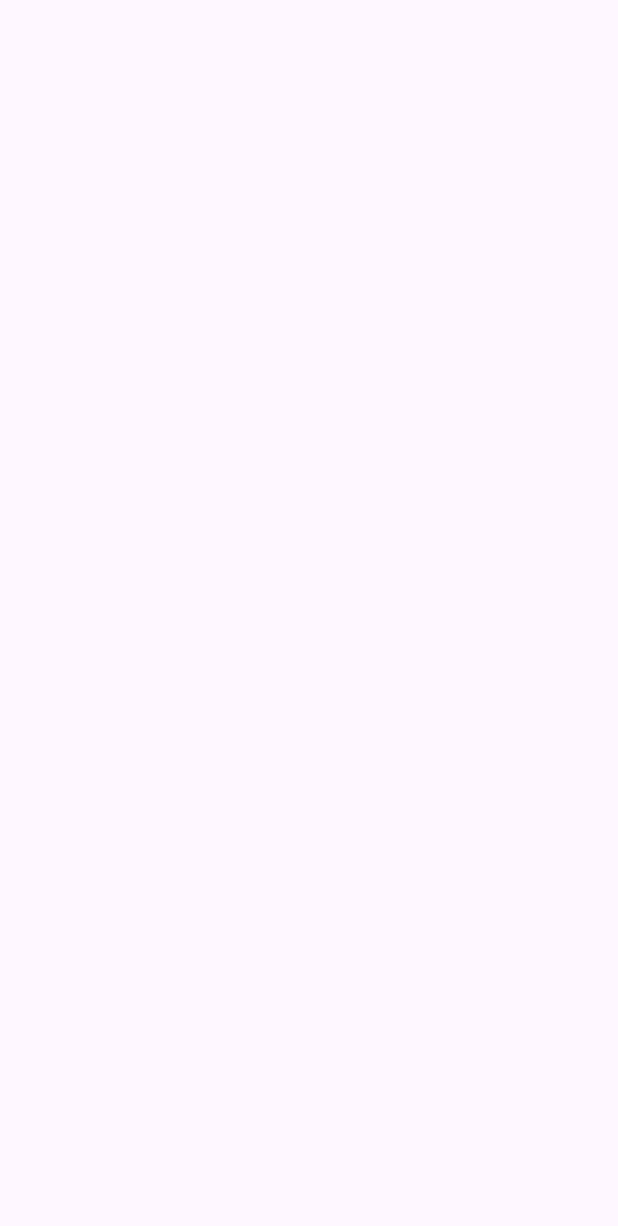
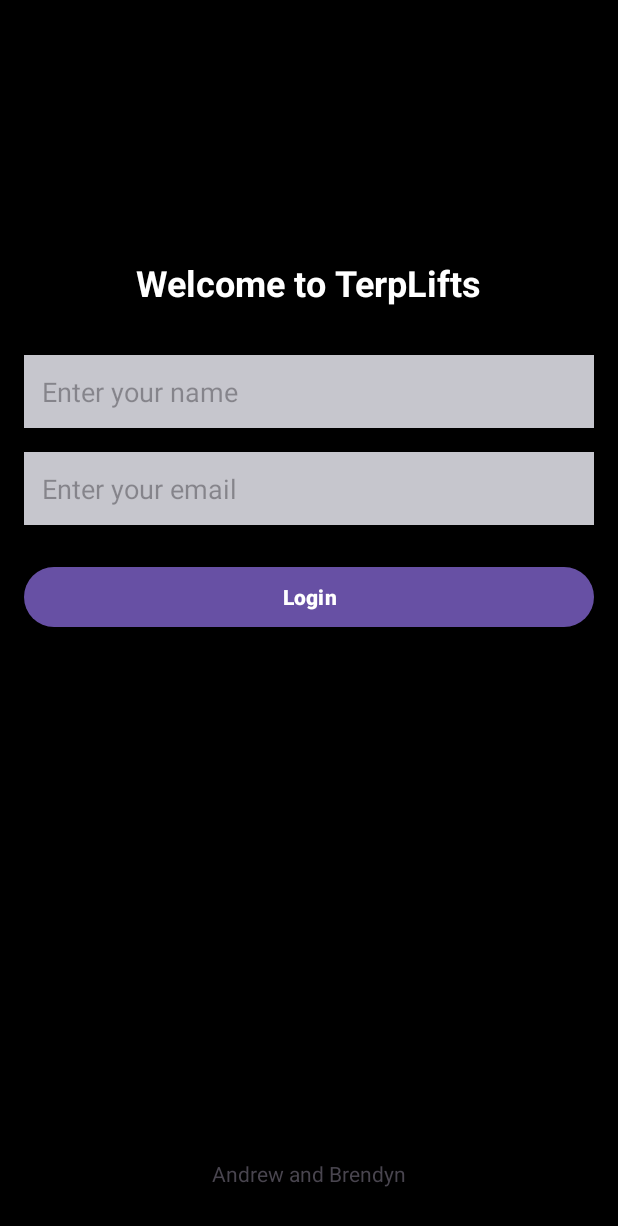
Before and after one commit to andrewle215/fitnessApp, an Android app: the screen it shows after launch (MainActivity), on a phone screen of 412 x 824 dp. Before the commit the part shown is empty. Shown: the top 1226 px of the screen. Run offline under Robolectric (Android 15) with nearby library versions, the phone set to English and light mode, and no system bars; our stand-ins replace Firebase (no records; nobody signed in at launch, a user with empty details on screens opened directly).

Commit message:
added firebase

```diff
--- a/app/src/main/java/com/example/finalproject/MainActivity.kt
+++ b/app/src/main/java/com/example/finalproject/MainActivity.kt
@@ -5,17 +5,33 @@ import androidx.activity.enableEdgeToEdge
 import androidx.appcompat.app.AppCompatActivity
 import androidx.core.view.ViewCompat
 import androidx.core.view.WindowInsetsCompat
+import com.google.firebase.database.FirebaseDatabase
+import com.google.firebase.database.DatabaseReference
+
 
 class MainActivity : AppCompatActivity() {
     override fun onCreate(savedInstanceState: Bundle?) {
         super.onCreate(savedInstanceState)
         enableEdgeToEdge()
         setContentView(R.layout.activity_main)
+
         ViewCompat.setOnApplyWindowInsetsListener(findViewById(R.id.main)) { v, insets ->
             val systemBars = insets.getInsets(WindowInsetsCompat.Type.systemBars())
             v.setPadding(systemBars.left, systemBars.top, systemBars.right, systemBars.bottom)
             insets
         }
+
+        switchToLoginLayout()
+
+    }
+
+    private fun switchToLoginLayout() {
+        setContentView(R.layout.login_layout)
+        val firebase: FirebaseDatabase = FirebaseDatabase.getInstance()
+        val ref1: DatabaseReference = firebase.getReference("Name")
+        val ref2: DatabaseReference = firebase.getReference("Email")
+        ref1.setValue("testing_name_works")
+        ref2.setValue("testing_email_works")
     }
 
     //Main things to add, using the built in health app to get calorie information and total steps that the user did
--- a/app/src/main/res/layout/activity_main.xml
+++ b/app/src/main/res/layout/activity_main.xml
@@ -10,7 +10,7 @@
     <TextView
         android:layout_width="wrap_content"
         android:layout_height="wrap_content"
-        android:text=""
+        android:text="Testing123"
         app:layout_constraintBottom_toBottomOf="parent"
         app:layout_constraintEnd_toEndOf="parent"
         app:layout_constraintStart_toStartOf="parent"
--- a/app/src/main/res/layout/login_layout.xml
+++ b/app/src/main/res/layout/login_layout.xml
@@ -5,7 +5,7 @@
     android:padding="16dp"
     android:background="@color/black">
 
-    #ToDo Edit Logo
+
     <ImageView
         android:id="@+id/logo"
         android:layout_width="100dp"
--- a/build.gradle.kts
+++ b/build.gradle.kts
@@ -2,4 +2,6 @@
 plugins {
     alias(libs.plugins.android.application) apply false
     alias(libs.plugins.jetbrains.kotlin.android) apply false
+
+    id("com.google.gms.google-services") version "4.4.2" apply false
 }
--- a/gradle/libs.versions.toml
+++ b/gradle/libs.versions.toml
@@ -1,5 +1,5 @@
 [versions]
-agp = "8.1.0"
+agp = "8.6.0"
 kotlin = "1.9.0"
 coreKtx = "1.15.0"
 junit = "4.13.2"
@@ -9,6 +9,7 @@ appcompat = "1.7.0"
 material = "1.12.0"
 activity = "1.9.3"
 constraintlayout = "2.2.0"
+firebaseDatabaseKtx = "21.0.0"
 
 [libraries]
 androidx-core-ktx = { group = "androidx.core", name = "core-ktx", version.ref = "coreKtx" }
@@ -19,6 +20,7 @@ androidx-appcompat = { group = "androidx.appcompat", name = "appcompat", version
 material = { group = "com.google.android.material", name = "material", version.ref = "material" }
 androidx-activity = { group = "androidx.activity", name = "activity", version.ref = "activity" }
 androidx-constraintlayout = { group = "androidx.constraintlayout", name = "constraintlayout", version.ref = "constraintlayout" }
+firebase-database-ktx = { group = "com.google.firebase", name = "firebase-database-ktx", version.ref = "firebaseDatabaseKtx" }
 
 [plugins]
 android-application = { id = "com.android.application", version.ref = "agp" }
```
Also changed, not shown: app/build.gradle.kts (+6 -1 lines), gradle/wrapper/gradle-wrapper.properties.
